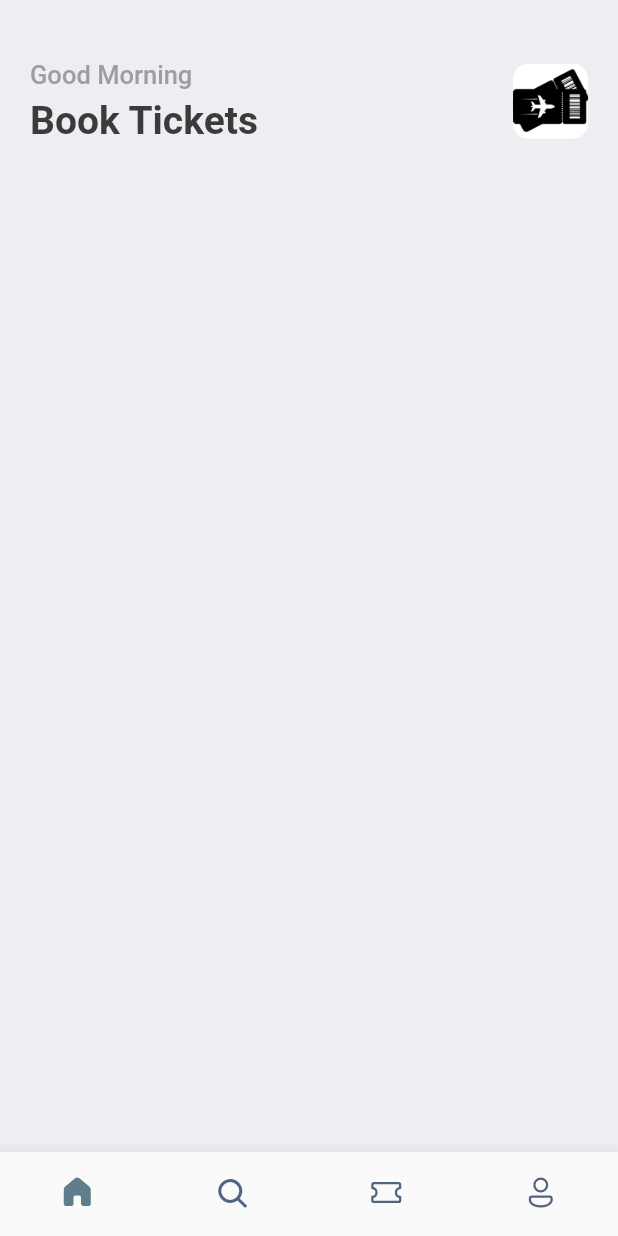
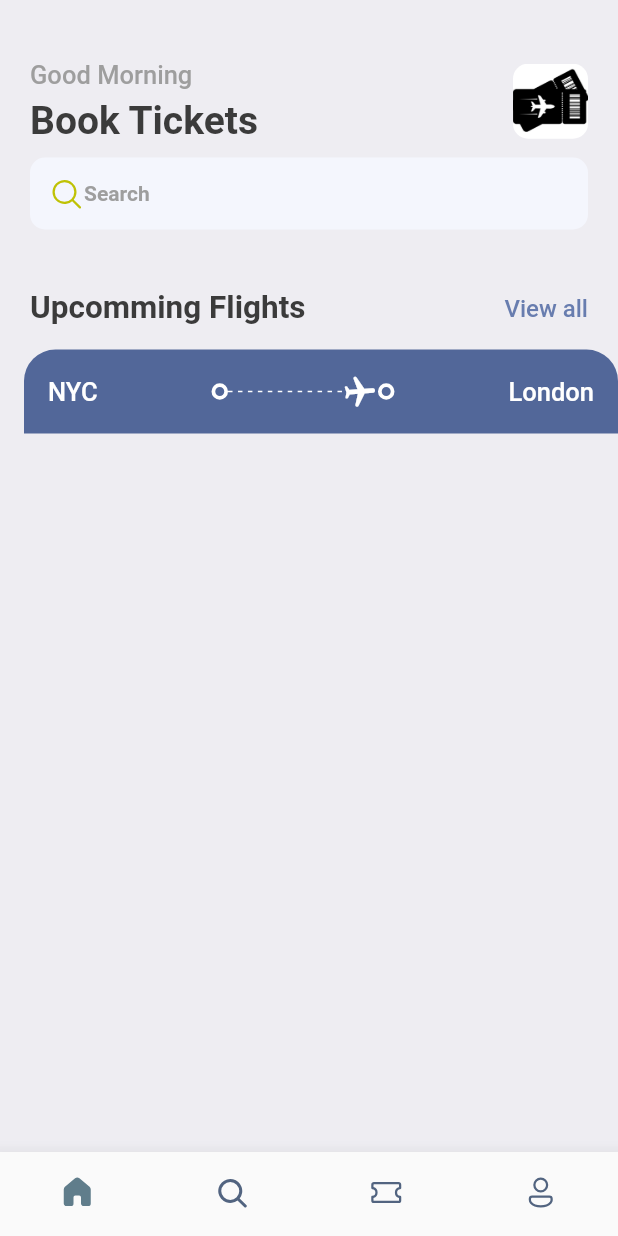
Before and after one commit to AkritiSubedi/ticketbookingapp, a Flutter app: the screen it shows after launch, on a phone screen of 412 x 824 dp. Run offline on Flutter 3.47's test engine with Material 2 defaults, Android fonts, the phone set to English and light mode, and no system bars; our stand-ins replace fluentui_icons, gap; missing offline and left inert: dart:ffi.

Commit message:
day_5 completed

```diff
--- a/lib/screens/home_screen.dart
+++ b/lib/screens/home_screen.dart
@@ -1,5 +1,7 @@
+import 'package:fluentui_icons/fluentui_icons.dart';
 import 'package:flutter/material.dart';
 import 'package:gap/gap.dart';
+import 'package:ticketbookingapp/screens/ticket_view.dart';
 import 'package:ticketbookingapp/utils/app_styles.dart';
 
 class HomeScreen extends StatelessWidget {
@@ -41,12 +43,53 @@ class HomeScreen extends StatelessWidget {
                           image: const DecorationImage(
                               fit: BoxFit.fitHeight,
                               image: AssetImage("assets/images/img1.jpg"))),
+                    ),
+                  ],
+                ),
+                Gap(10),
+                Container(
+                  decoration: BoxDecoration(
+                      borderRadius: BorderRadius.circular(10),
+                      color: const Color(0xFFF4F6FD)),
+                  padding: EdgeInsets.symmetric(horizontal: 12, vertical: 12),
+                  child: Row(
+                    children: [
+                      const Icon(
+                        FluentSystemIcons.ic_fluent_search_regular,
+                        color: Color(0xfFBFC205),
+                      ),
+                      Text(
+                        "Search",
+                        style: Styles.headLineStyle4,
+                      )
+                    ],
+                  ),
+                ),
+                Gap(40),
+                Row(
+                  mainAxisAlignment: MainAxisAlignment.spaceBetween,
+                  children: [
+                    Text(
+                      "Upcomming Flights",
+                      style: Styles.headLineStyle2,
+                    ),
+                    InkWell(
+                      onTap: () {
+                        print("You are Tapped");
+                      },
+                      child: Text(
+                        "View all",
+                        style: Styles.textStyle
+                            .copyWith(color: Styles.primaryColor),
+                      ),
                     )
                   ],
                 )
               ],
             ),
-          )
+          ),
+          Gap(15),
+          TicketView(),
         ],
       ),
     );
--- /dev/null
+++ b/lib/screens/ticket_view.dart
@@ -0,0 +1,82 @@
+import 'dart:ffi';
+
+import 'package:flutter/material.dart';
+import 'package:ticketbookingapp/utils/app_styles.dart';
+import 'package:ticketbookingapp/widgets/thick_container.dart';
+
+import '../utils/app_layout.dart';
+
+class TicketView extends StatelessWidget {
+  const TicketView({Key? key}) : super(key: key);
+
+  @override
+  Widget build(BuildContext context) {
+    final size = AppLayout.getSize(context);
+    return SizedBox(
+      width: size.width,
+      height: 200,
+      child: Container(
+        margin: EdgeInsets.only(left: 16),
+        child: Column(children: [
+          Container(
+            decoration: BoxDecoration(
+                color: Color(0xFF526799),
+                borderRadius: BorderRadius.only(
+                    topLeft: Radius.circular(21),
+                    topRight: Radius.circular(21))),
+            padding: EdgeInsets.all(16),
+            child: Column(
+              children: [
+                Row(
+                  children: [
+                    Text(
+                      "NYC",
+                      style:
+                          Styles.headLineStyle3.copyWith(color: Colors.white),
+                    ),
+                    Expanded(child: Container()),
+                    ThickContainer(),
+                    Expanded(
+                        child: Stack(
+                          children: [SizedBox(
+                                              height: 24,
+                                              child: LayoutBuilder(
+                          builder:
+                              (BuildContext context, BoxConstraints constraints) {
+                            print("The width is ${constraints.constrainWidth()}");
+                            return Flex(
+                              direction: Axis.horizontal,
+                              mainAxisAlignment: MainAxisAlignment.spaceBetween,
+                              mainAxisSize: MainAxisSize.max,
+                              children: List.generate((constraints.constrainWidth()/6).floor(), (index) => SizedBox(
+                                width: 3,
+                                height: 1,
+                                child: DecoratedBox(decoration: BoxDecoration(color: Colors.white),),
+                              ),),
+                            );
+                          },
+                                              ),
+                                            ),
+                          ],
+                        )),
+                    Center(
+                      child: Transform.rotate(angle:1.5, child: Icon(Icons.local_airport_rounded, color: Colors.white,
+                      )),
+                    ),
+                    ThickContainer(),
+                    Expanded(child: Container()),
+                    Text(
+                      "London",
+                      style:
+                          Styles.headLineStyle3.copyWith(color: Colors.white),
+                    )
+                  ],
+                )
+              ],
+            ),
+          )
+        ]),
+      ),
+    );
+  }
+}
--- /dev/null
+++ b/lib/utils/app_layout.dart
@@ -0,0 +1,7 @@
+import 'package:flutter/material.dart';
+
+class AppLayout {
+  static getSize(BuildContext context) {
+    return MediaQuery.of(context).size;
+  }
+}
--- /dev/null
+++ b/lib/widgets/thick_container.dart
@@ -0,0 +1,16 @@
+import 'package:flutter/material.dart';
+
+class ThickContainer extends StatelessWidget {
+  const ThickContainer({Key? key}) : super(key: key);
+
+  @override
+  Widget build(BuildContext context) {
+    return Container(
+      padding: EdgeInsets.all(3.0),
+      decoration: BoxDecoration(
+        borderRadius: BorderRadius.circular(20),
+        border: Border.all(width: 2.5, color: Colors.white)
+      ),
+    );
+  }
+}
```
